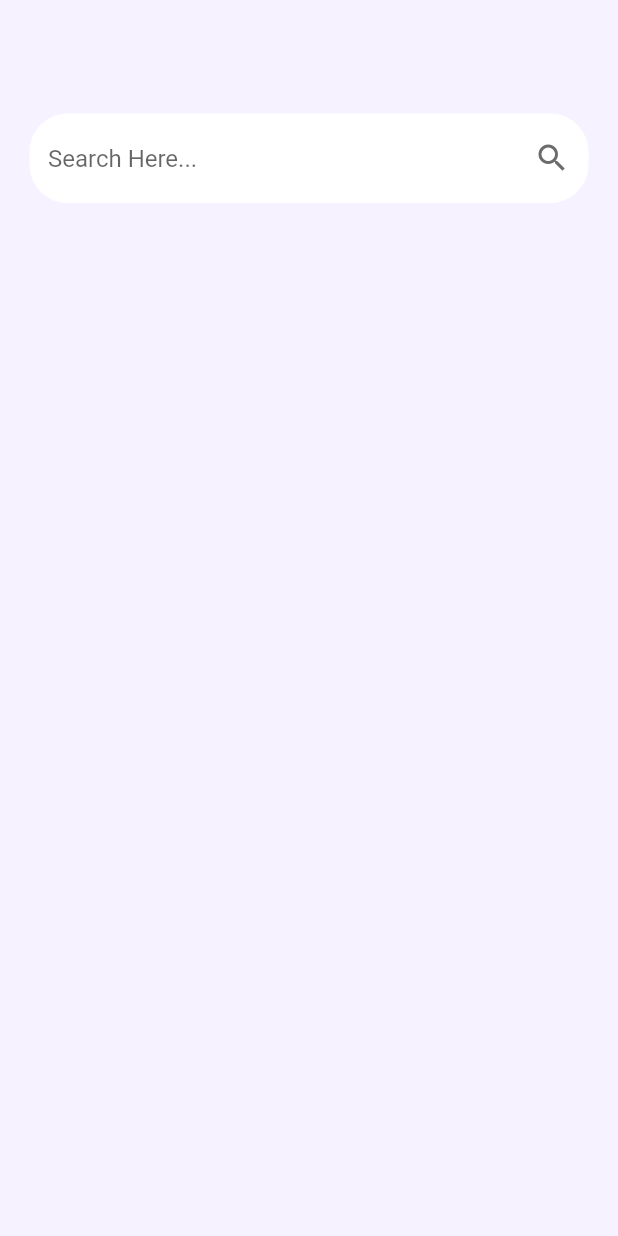
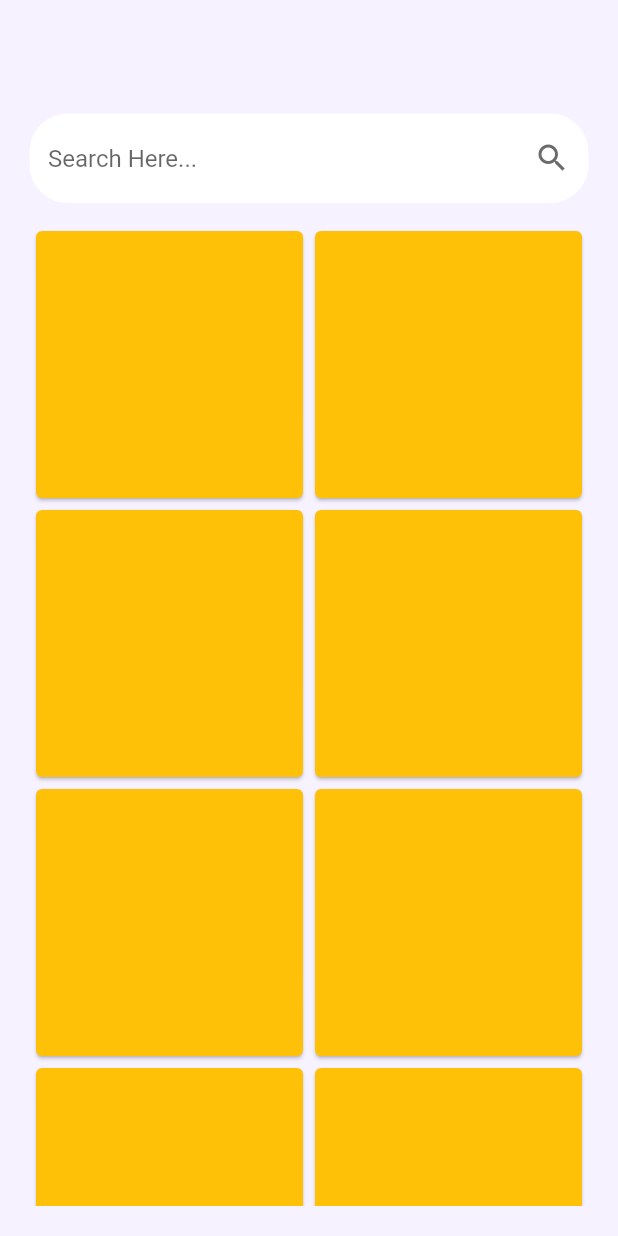
Before and after one commit to metaspook/eshop, a Flutter app: the screen it shows after launch, on a phone screen of 412 x 824 dp. Run offline on Flutter 3.47's test engine with Material 2 defaults, Android fonts, the phone set to English and light mode, and no system bars.

Commit message:
add app_colors

```diff
--- a/lib/pages/dash_board.dart
+++ b/lib/pages/dash_board.dart
@@ -1,3 +1,4 @@
+import 'package:eshop/utils/app_colorization.dart';
 import 'package:eshop/widgets/search_bar.dart';
 import 'package:flutter/material.dart';
 
@@ -7,18 +8,30 @@ class HomePage extends StatelessWidget {
   @override
   Widget build(BuildContext context) {
     return Scaffold(
-      backgroundColor: const Color(0xFFF7F2FF),
+      backgroundColor: AppColors.primaryBackground,
       appBar: AppBar(
-        backgroundColor: const Color(0xFFF7F2FF),
+        backgroundColor: AppColors.primaryBackground,
         elevation: 0,
       ),
       body: Padding(
         padding: const EdgeInsets.all(20.0),
         child: Column(
-          children: const [
-            SearchBar(),
-            SizedBox(
+          children: [
+            const SearchBar(),
+            const SizedBox(
               height: 15,
+            ),
+            Expanded(
+              child: GridView.builder(
+                physics: const BouncingScrollPhysics(),
+                gridDelegate: const SliverGridDelegateWithFixedCrossAxisCount(
+                  crossAxisCount: 2,
+                ),
+                itemBuilder: (context, index) => const Card(
+                  color: Colors.amber,
+
+                ),
+              ),
             ),
           ],
         ),
--- /dev/null
+++ b/lib/utils/app_colorization.dart
@@ -0,0 +1,8 @@
+import 'package:flutter/material.dart';
+
+class AppColors {
+  AppColors._();
+  static const primaryBackground = Color(0xFFF7F2FF);
+  static const searchBarColor = Color(0xffffffff);
+  static const searchIconColor = Color(0xFF6B6B6B);
+}
--- /dev/null
+++ b/lib/utils/utils.dart
@@ -0,0 +1 @@
+export 'app_colorization.dart';
--- a/lib/widgets/search_bar.dart
+++ b/lib/widgets/search_bar.dart
@@ -1,3 +1,4 @@
+import 'package:eshop/utils/app_colorization.dart';
 import 'package:flutter/material.dart';
 
 class SearchBar extends StatelessWidget {
@@ -8,7 +9,7 @@ class SearchBar extends StatelessWidget {
     const border = OutlineInputBorder(
       borderSide: BorderSide(
         width: 0,
-        color: Colors.white,
+        color: AppColors.searchBarColor,
       ),
       borderRadius: BorderRadius.all(
         Radius.circular(25),
@@ -18,12 +19,12 @@ class SearchBar extends StatelessWidget {
       decoration: InputDecoration(
         hintText: 'Search Here...',
         filled: true,
-        fillColor: Colors.white,
+        fillColor: AppColors.searchBarColor,
         suffixIcon: IconButton(
           onPressed: () {},
           icon: const Icon(
             Icons.search_outlined,
-            color: Color.fromARGB(255, 107, 107, 107),
+            color: AppColors.searchIconColor,
             size: 24,
           ),
         ),
--- /dev/null
+++ b/lib/widgets/widgets.dart
@@ -0,0 +1 @@
+export 'search_bar.dart';
```
